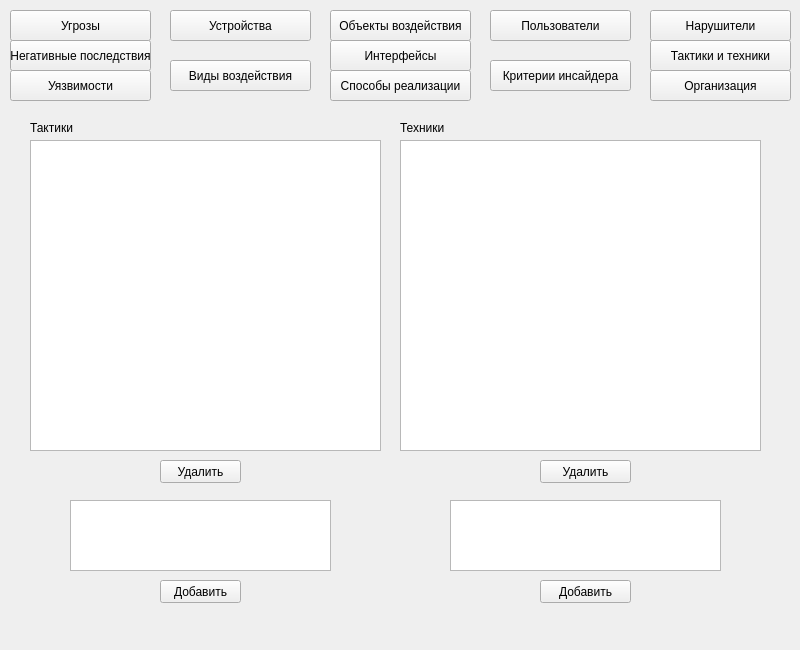
This is py_ui/AdminWindow.ui in TartarugZ/ThreatModel as Qt 5 draws it before an edit. The edited form follows.
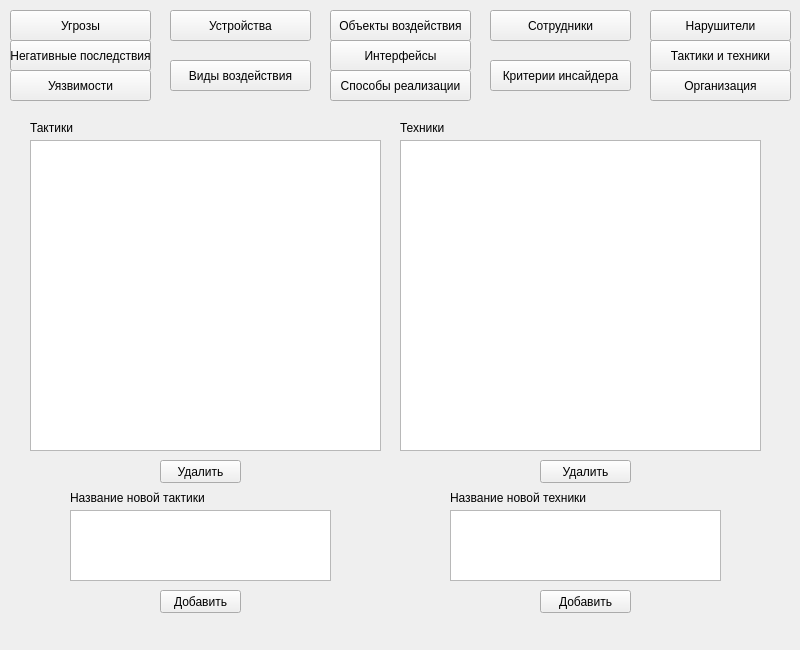
This is the edited form. The open tabs and pages were chosen to show the change.

Patch:
```diff
--- a/py_ui/AdminWindow.ui
+++ b/py_ui/AdminWindow.ui
@@ -1957,7 +1957,7 @@
       <property name="geometry">
        <rect>
         <x>440</x>
-        <y>390</y>
+        <y>400</y>
         <width>271</width>
         <height>71</height>
        </rect>
@@ -1967,7 +1967,7 @@
       <property name="geometry">
        <rect>
         <x>530</x>
-        <y>470</y>
+        <y>480</y>
         <width>91</width>
         <height>23</height>
        </rect>
@@ -1980,7 +1980,7 @@
       <property name="geometry">
        <rect>
         <x>60</x>
-        <y>390</y>
+        <y>400</y>
         <width>261</width>
         <height>71</height>
        </rect>
@@ -1990,7 +1990,7 @@
       <property name="geometry">
        <rect>
         <x>150</x>
-        <y>470</y>
+        <y>480</y>
         <width>81</width>
         <height>23</height>
        </rect>
@@ -2012,6 +2012,32 @@
        <string>Удалить</string>
       </property>
      </widget>
+     <widget class="QLabel" name="label_44">
+      <property name="geometry">
+       <rect>
+        <x>60</x>
+        <y>380</y>
+        <width>261</width>
+        <height>16</height>
+       </rect>
+      </property>
+      <property name="text">
+       <string>Название новой тактики</string>
+      </property>
+     </widget>
+     <widget class="QLabel" name="label_56">
+      <property name="geometry">
+       <rect>
+        <x>440</x>
+        <y>380</y>
+        <width>261</width>
+        <height>16</height>
+       </rect>
+      </property>
+      <property name="text">
+       <string>Название новой техники</string>
+      </property>
+     </widget>
     </widget>
     <widget class="QWidget" name="vulnerability_page">
      <widget class="QListWidget" name="vulnerability_vul_list">
@@ -3314,7 +3340,7 @@
      </rect>
     </property>
     <property name="text">
-     <string>Пользователи</string>
+     <string>Сотрудники</string>
     </property>
    </widget>
    <widget class="QPushButton" name="vulnerability_btn">
```
Left out of the diff: 30 changed lines with no effect on the pictures.
